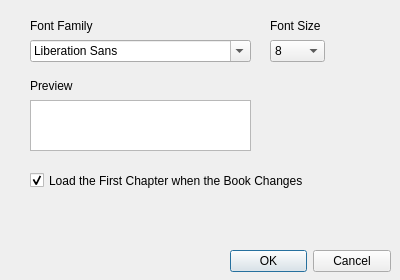
damian-dz/QtBibleViewer, file ui/PreferenceDialog.ui: the form before one commit.
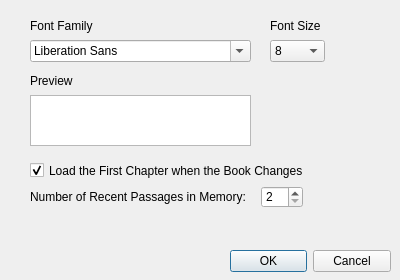
The form after the commit.

Patch:
```diff
--- a/ui/PreferenceDialog.ui
+++ b/ui/PreferenceDialog.ui
@@ -144,7 +144,7 @@
    <property name="geometry">
     <rect>
      <x>30</x>
-     <y>100</y>
+     <y>95</y>
      <width>221</width>
      <height>51</height>
     </rect>
@@ -164,7 +164,7 @@
    <property name="geometry">
     <rect>
      <x>30</x>
-     <y>75</y>
+     <y>70</y>
      <width>61</width>
      <height>21</height>
     </rect>
@@ -177,7 +177,7 @@
    <property name="geometry">
     <rect>
      <x>30</x>
-     <y>170</y>
+     <y>160</y>
      <width>351</width>
      <height>21</height>
     </rect>
@@ -189,6 +189,38 @@
     <bool>true</bool>
    </property>
   </widget>
+  <widget class="QLabel" name="recentPassagesInMemoryLabel">
+   <property name="geometry">
+    <rect>
+     <x>30</x>
+     <y>189</y>
+     <width>223</width>
+     <height>16</height>
+    </rect>
+   </property>
+   <property name="text">
+    <string>Number of Recent Passages in Memory:</string>
+   </property>
+  </widget>
+  <widget class="QSpinBox" name="recentCountSpinBox">
+   <property name="geometry">
+    <rect>
+     <x>261</x>
+     <y>186</y>
+     <width>42</width>
+     <height>22</height>
+    </rect>
+   </property>
+   <property name="minimum">
+    <number>2</number>
+   </property>
+   <property name="maximum">
+    <number>100</number>
+   </property>
+   <property name="value">
+    <number>2</number>
+   </property>
+  </widget>
  </widget>
  <tabstops>
   <tabstop>fontComboBox</tabstop>
```
